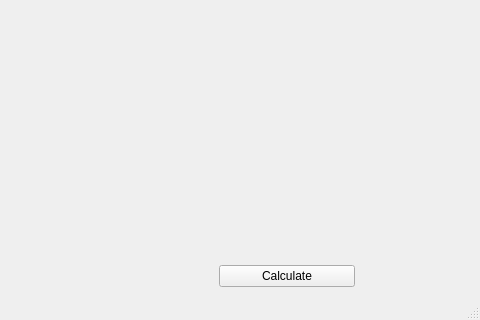
Before: the Qt Designer form src/behave_qt/src/behave_qt_main_window.ui in firelab/behave, drawn with Qt 5; both pictures show x 320 to 800 and y 470 to 790 of the 800 by 790 pixel window.
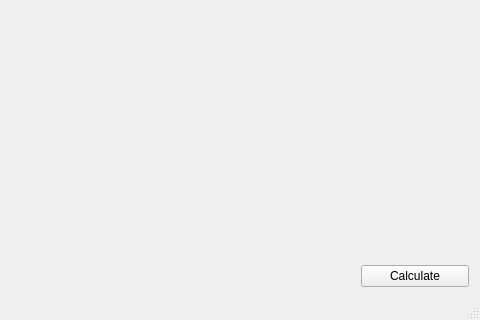
After: the same form once the commit is applied. Custom widgets are drawn as their Qt base class.

Patch:
```diff
--- a/src/behave_qt/src/behave_qt_main_window.ui
+++ b/src/behave_qt/src/behave_qt_main_window.ui
@@ -57,13 +57,6 @@
       </column>
      </widget>
     </item>
-    <item row="2" column="1">
-     <widget class="QPushButton" name="calculateButton">
-      <property name="text">
-       <string>Calculate</string>
-      </property>
-     </widget>
-    </item>
     <item row="0" column="1">
      <widget class="QLabel" name="label_16">
       <property name="text">
@@ -526,6 +519,13 @@
       </property>
      </widget>
     </item>
+    <item row="2" column="2">
+     <widget class="QPushButton" name="calculateButton">
+      <property name="text">
+       <string>Calculate</string>
+      </property>
+     </widget>
+    </item>
    </layout>
   </widget>
   <widget class="QMenuBar" name="menuBar">
```
